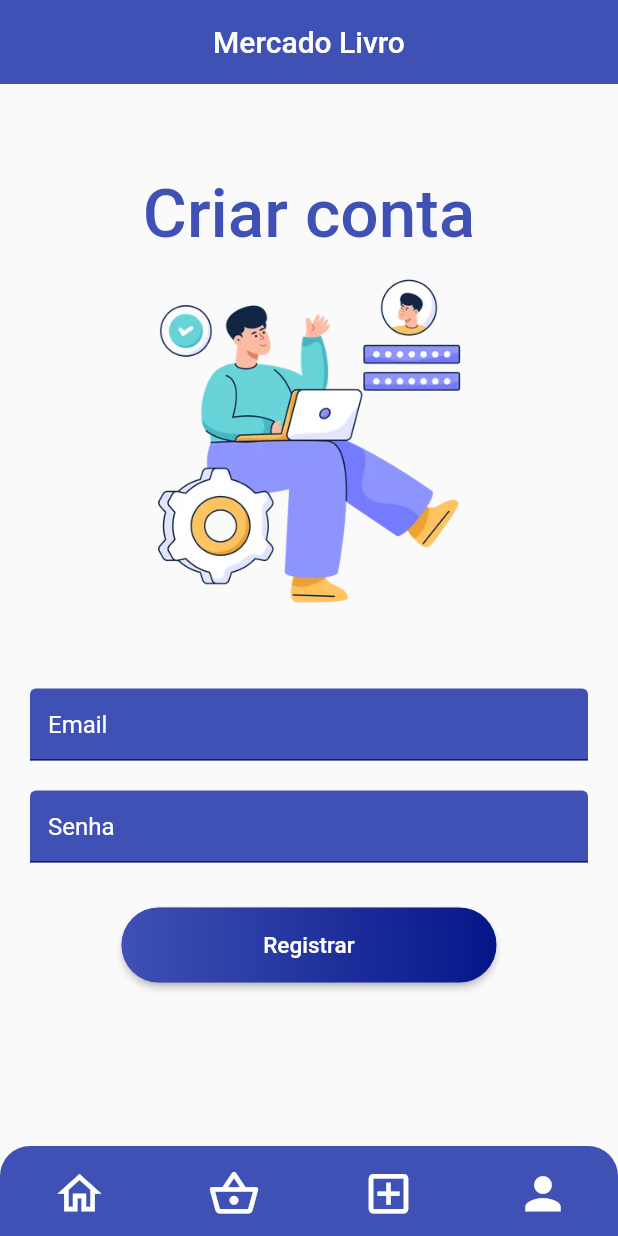
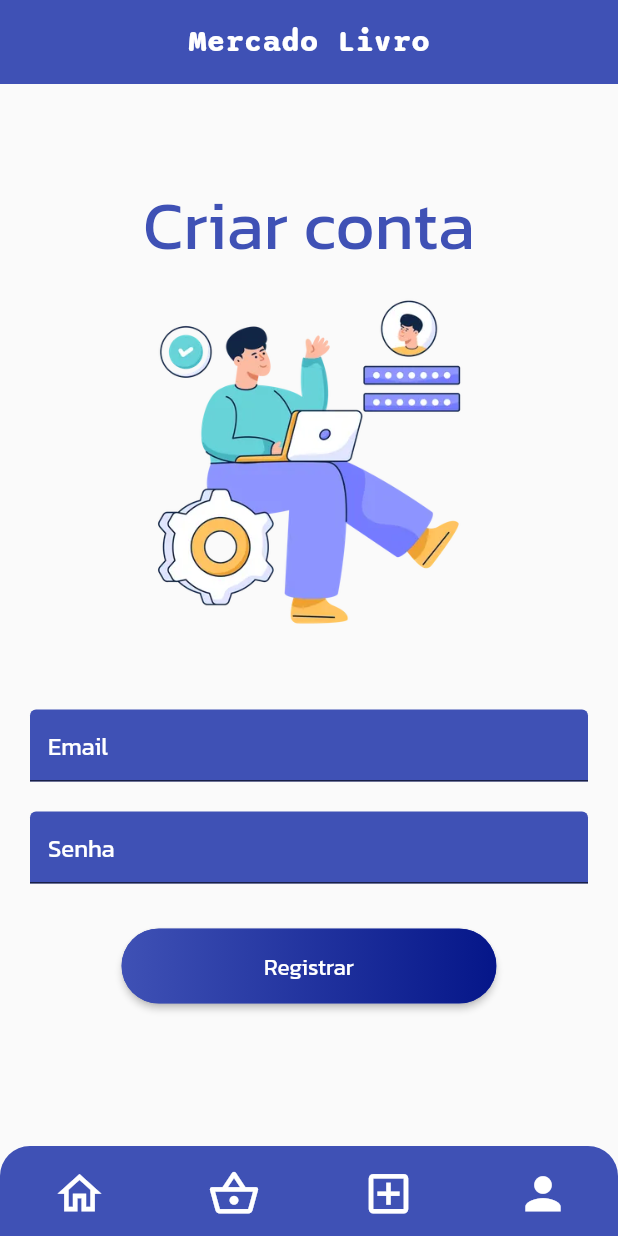
Before and after one commit to gadearaujo/mercado_livro, a Flutter app: the screen it shows after launch, item 4 of the bottom bar chosen, on a phone screen of 412 x 824 dp. Run offline on Flutter 3.47's test engine with Material 2 defaults, Android fonts, the phone set to English and light mode, and no system bars; our stand-ins replace liquid_pull_to_refresh; network calls fail.

Commit message:
Adicionado fonte

```diff
--- a/lib/main.dart
+++ b/lib/main.dart
@@ -17,6 +17,7 @@ class MyApp extends StatelessWidget {
       title: 'Mercado Livro',
       theme: ThemeData(
         primarySwatch: Colors.indigo,
+        fontFamily: 'Kanit-Regular',
       ),
       home: const HomeScreen(),
     );
--- a/lib/ui/home_screen.dart
+++ b/lib/ui/home_screen.dart
@@ -39,7 +39,10 @@ class _HomeScreenState extends State<HomeScreen> {
     return Scaffold(
         key: _scaffoldKey,
         appBar: AppBar(
-          title: const Text('Mercado Livro'),
+          title: const Text(
+            'Mercado Livro',
+            style: TextStyle(fontFamily: 'Sono', fontWeight: FontWeight.bold),
+          ),
           centerTitle: true,
           elevation: 0.0,
         ),
```
Also changed, not shown: pubspec.yaml (+8 -0 lines), fonts/Kanit-Regular.ttf (added), fonts/Sono.ttf (added).
